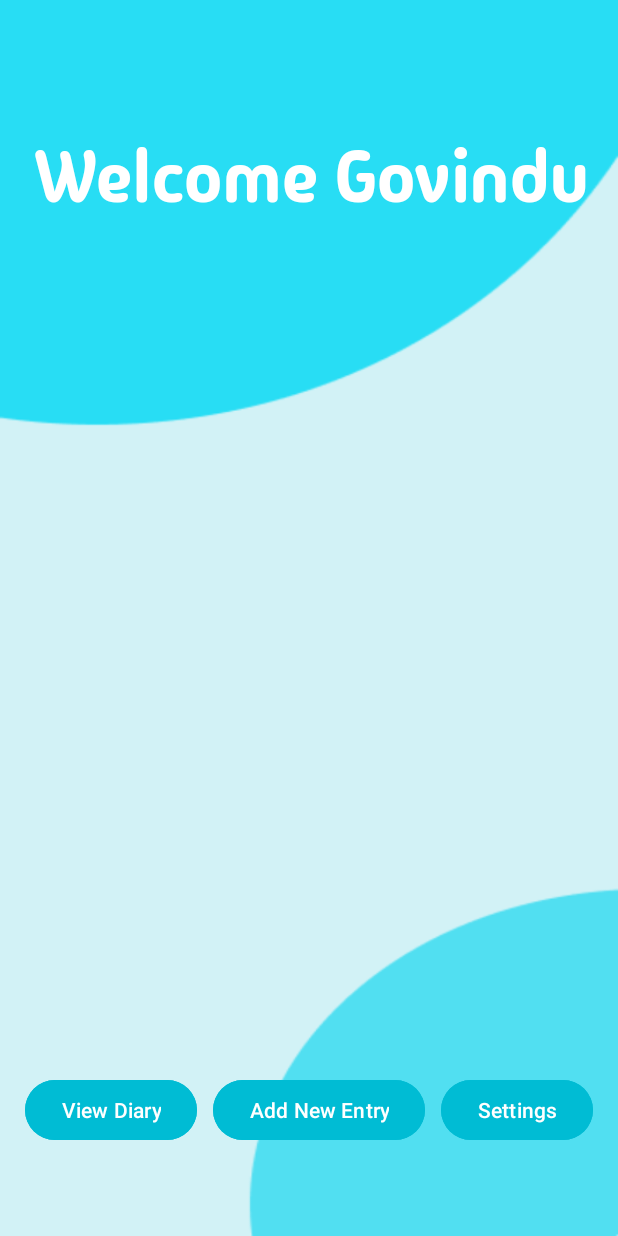
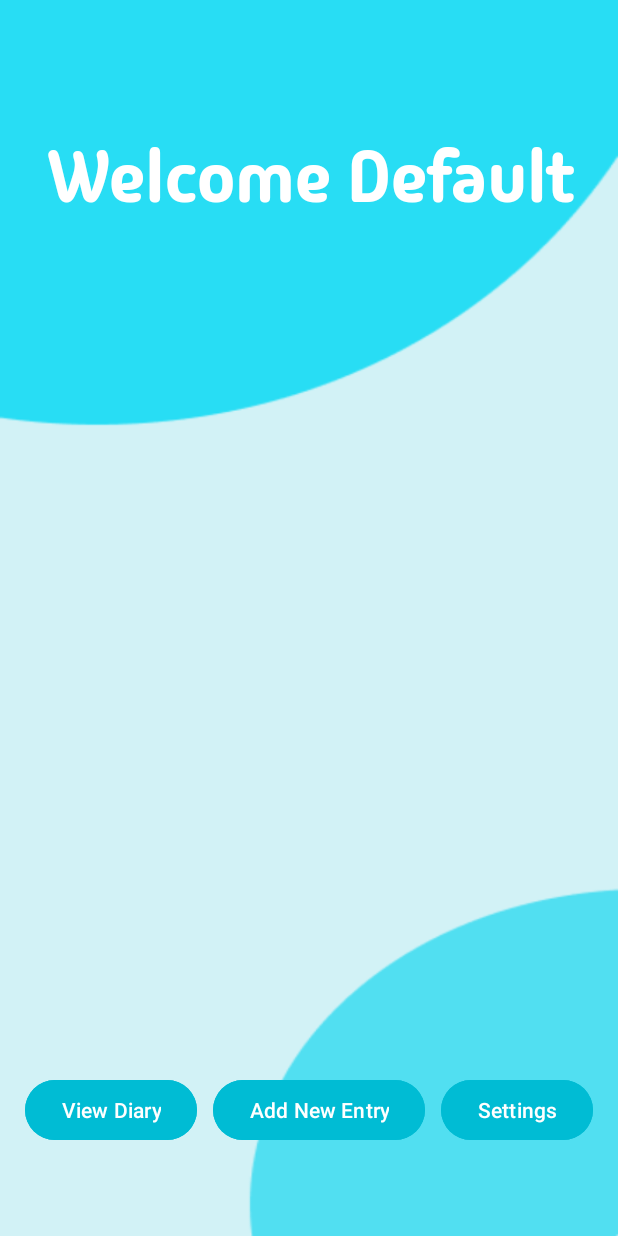
Before and after one commit to GovinduKamburugamuwa/Daily_Diary, an Android app: the HomeScreen screen opened directly, with no data from a screen before it, on a phone screen of 412 x 824 dp. Run offline under Robolectric (Android 15) with nearby library versions, the phone set to English and light mode, and no system bars; our stand-ins replace Volley; network calls fail; pictures from the network do not load.

```diff
--- a/app/src/main/java/com/example/myapplication/HomeScreen.java
+++ b/app/src/main/java/com/example/myapplication/HomeScreen.java
@@ -26,6 +26,8 @@ public class HomeScreen extends AppCompatActivity {
     private static final String UNSPLASH_API_KEY = "wmhhlkg5YGHN1iioZxPoRt0_TaGkFVDldYk9jAZek-s";
     private static final String UNSPLASH_API_URL = "https://api.unsplash.com/photos/random";
 
+    private String loggedInUsername;
+
     @Override
     protected void onCreate(Bundle savedInstanceState) {
         super.onCreate(savedInstanceState);
@@ -49,9 +51,14 @@ public class HomeScreen extends AppCompatActivity {
         setbtn.setOnClickListener(v -> navigateToSettings());
 
         loadRandomNatureImage();
+
+        loggedInUsername = getIntent().getStringExtra("username");
+        if (loggedInUsername == null) {
+            loggedInUsername = "Default";
+        }
+
         updateWelcomeText();
     }
-
     private void navigateToAddNoteActivity() {
         Intent intent = new Intent(this, AddNoteActivity.class);
         startActivity(intent);
@@ -87,8 +94,7 @@ public class HomeScreen extends AppCompatActivity {
     }
 
     private void updateWelcomeText() {
-        String defaultName = "Govindu";
-        text.setText("Welcome " + defaultName);
+        text.setText("Welcome " + loggedInUsername);
     }
 
     @Override
@@ -96,7 +102,10 @@ public class HomeScreen extends AppCompatActivity {
         super.onActivityResult(requestCode, resultCode, data);
         if (requestCode == 1 && resultCode == RESULT_OK) {
             String userName = data.getStringExtra("userName");
-            text.setText("Welcome " + userName);
+            if (userName != null && !userName.isEmpty()) {
+                loggedInUsername = userName;
+                updateWelcomeText();
+            }
         }
     }
 }
```
Also changed, not shown: app/src/main/java/com/example/myapplication/LoginPage.java (+8 -1 lines).
